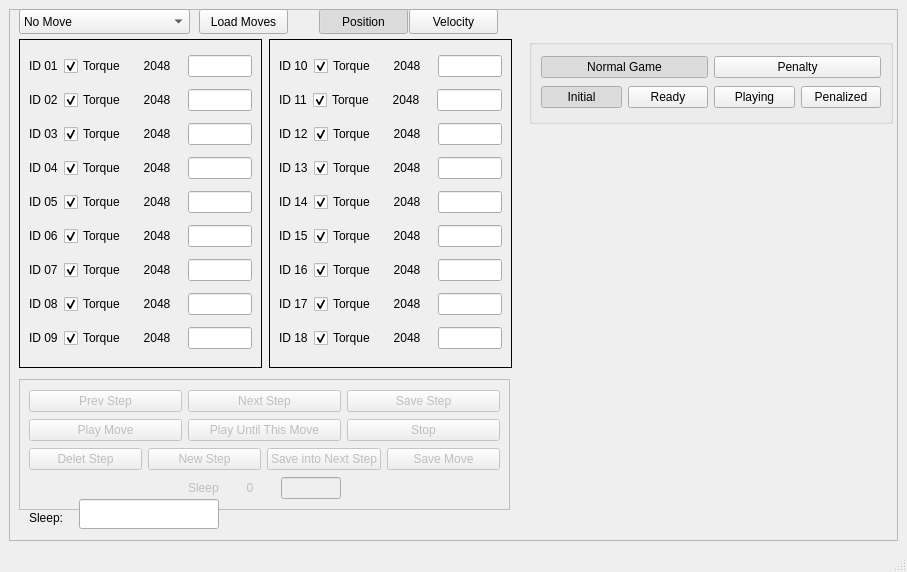
The window that src/gui/src/main_window.ui (RoboFEI/RoboFEI-HT_2023_SOFTWARE) describes before a commit, drawn with Qt 5.
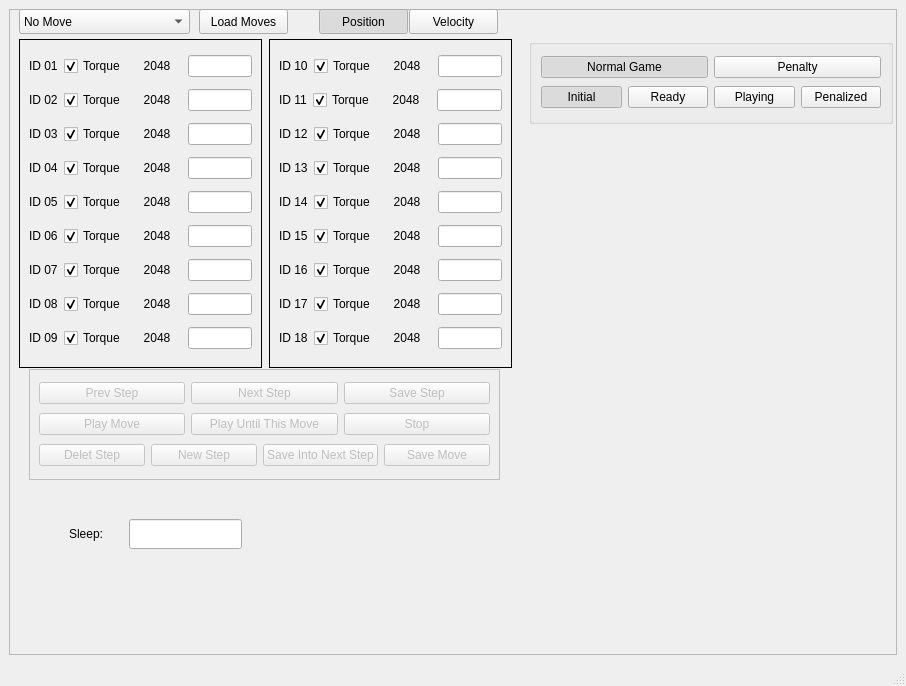
The same window after the commit.

Diff of the .ui file:
```diff
--- a/src/gui/src/main_window.ui
+++ b/src/gui/src/main_window.ui
@@ -6,8 +6,8 @@
    <rect>
     <x>0</x>
     <y>0</y>
-    <width>907</width>
-    <height>572</height>
+    <width>906</width>
+    <height>686</height>
    </rect>
   </property>
   <property name="windowTitle">
@@ -1165,10 +1165,10 @@
        </property>
        <property name="geometry">
         <rect>
-         <x>10</x>
-         <y>370</y>
-         <width>491</width>
-         <height>131</height>
+         <x>20</x>
+         <y>360</y>
+         <width>471</width>
+         <height>111</height>
         </rect>
        </property>
        <property name="frameShape">
@@ -1244,7 +1244,7 @@
           <item>
            <widget class="QPushButton" name="saveIntoNextStep_button">
             <property name="text">
-             <string>Save into Next Step</string>
+             <string>Save Into Next Step</string>
             </property>
            </widget>
           </item>
@@ -1257,93 +1257,15 @@
           </item>
          </layout>
         </item>
-        <item>
-         <layout class="QHBoxLayout" name="horizontalLayout_24">
-          <item>
-           <spacer name="horizontalSpacer_2">
-            <property name="orientation">
-             <enum>Qt::Horizontal</enum>
-            </property>
-            <property name="sizeHint" stdset="0">
-             <size>
-              <width>40</width>
-              <height>20</height>
-             </size>
-            </property>
-           </spacer>
-          </item>
-          <item>
-           <widget class="QLabel" name="label_19">
-            <property name="text">
-             <string>Sleep</string>
-            </property>
-           </widget>
-          </item>
-          <item>
-           <widget class="QLabel" name="label_sleep">
-            <property name="minimumSize">
-             <size>
-              <width>50</width>
-              <height>0</height>
-             </size>
-            </property>
-            <property name="layoutDirection">
-             <enum>Qt::LeftToRight</enum>
-            </property>
-            <property name="text">
-             <string>0</string>
-            </property>
-            <property name="alignment">
-             <set>Qt::AlignCenter</set>
-            </property>
-           </widget>
-          </item>
-          <item>
-           <widget class="QLineEdit" name="sleep">
-            <property name="minimumSize">
-             <size>
-              <width>10</width>
-              <height>10</height>
-             </size>
-            </property>
-            <property name="maximumSize">
-             <size>
-              <width>60</width>
-              <height>16777215</height>
-             </size>
-            </property>
-            <property name="inputMethodHints">
-             <set>Qt::ImhNone</set>
-            </property>
-            <property name="maxLength">
-             <number>4</number>
-            </property>
-           </widget>
-          </item>
-          <item>
-           <spacer name="horizontalSpacer">
-            <property name="orientation">
-             <enum>Qt::Horizontal</enum>
-            </property>
-            <property name="sizeHint" stdset="0">
-             <size>
-              <width>40</width>
-              <height>20</height>
-             </size>
-            </property>
-           </spacer>
-          </item>
-         </layout>
-        </item>
        </layout>
       </widget>
       <widget class="QLabel" name="label">
        <property name="geometry">
         <rect>
-         <x>20</x>
-         <y>500</y>
+         <x>60</x>
+         <y>510</y>
          <width>67</width>
-         <height>17</height>
+         <height>30</height>
         </rect>
        </property>
        <property name="text">
@@ -1353,9 +1275,9 @@
       <widget class="QLineEdit" name="sleep_value">
        <property name="geometry">
         <rect>
-         <x>70</x>
-         <y>490</y>
-         <width>140</width>
+         <x>120</x>
+         <y>510</y>
+         <width>113</width>
          <height>30</height>
         </rect>
        </property>
```
Left out of the diff: 4 changed lines with no effect on the pictures.
